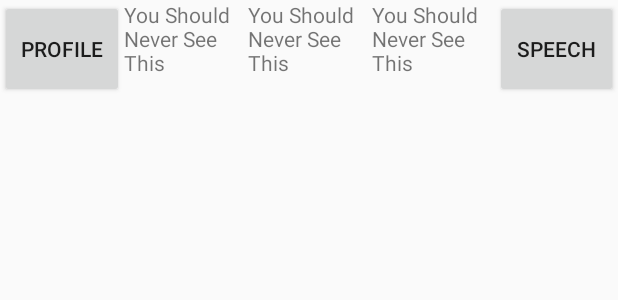
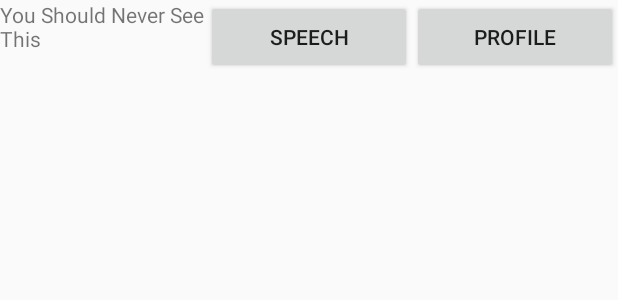
Before and after one commit to mgintjee/GADA, an Android app: the layout listview_row_user_info.xml on its own in the app's theme, with its tools: preview values and no code run, on a phone screen of 412 x 824 dp. Shown: the top 300 px of the screen. Run offline under Robolectric (Android 15) with nearby library versions, the phone set to English and light mode, and no system bars.

Commit message:
Started working on the class list activity

```diff
--- a/AndroidStudioProjects/GADA/app/src/main/java/com/happybananastudio/gada/ActivityUserProfile.java
+++ b/AndroidStudioProjects/GADA/app/src/main/java/com/happybananastudio/gada/ActivityUserProfile.java
@@ -431,7 +431,6 @@ public class ActivityUserProfile extends AppCompatActivity {
             @Override
             public void onClick(View v) {
                 if (ValidInput()) {
-                    DialogSignInError(ThisContext, "Success!!!!!!!!!!!");
                     ClassUser User = new ClassUser(CreatedOn, NewPassword, NewUserHandle, NewUserName, NewUserTeam, NewUserType);
                     String DialogTitle = "Is the Following Correct?";
                     String DialogMessage = "\n> User Name: " + User.UserName + "\n> User Handle: " + User.UserHandle + "\n> Password: " + User.Password + "\n>UserTeam: " + UserTeamTitle(User.UserTeam) + "\n>UserType: " + UserTypeTitle(User.UserType);
--- a/AndroidStudioProjects/GADA/app/src/main/java/com/happybananastudio/gada/ClassUser.java
+++ b/AndroidStudioProjects/GADA/app/src/main/java/com/happybananastudio/gada/ClassUser.java
@@ -2,7 +2,7 @@ package com.happybananastudio.gada;
 
 public class ClassUser {
 
-    public String CreatedOn, Password, UserHandle, UserName, UserTeam, UserType;
+    public String CreatedOn, Password, UserHandle, UserID, UserName, UserTeam, UserType;
 
     ClassUser() {
     }
--- a/AndroidStudioProjects/GADA/app/src/main/res/layout/listview_row_user_info.xml
+++ b/AndroidStudioProjects/GADA/app/src/main/res/layout/listview_row_user_info.xml
@@ -2,14 +2,6 @@
 <LinearLayout xmlns:android="http://schemas.android.com/apk/res/android"
     android:layout_width="match_parent"
     android:layout_height="wrap_content">
-
-    <Button
-        android:id="@+id/UserInfoRowTV_UserProfile"
-        android:layout_width="match_parent"
-        android:layout_height="match_parent"
-        android:layout_weight="1"
-        android:text="@string/ClassListButtonViewProfile"
-        android:textSize="14sp" />
 
     <TextView
         android:id="@+id/UserInfoRowTV_UserHandle"
@@ -19,28 +11,19 @@
         android:text="@string/Default"
         android:textSize="14sp" />
 
-    <TextView
-        android:id="@+id/UserInfoRowTV_UserName"
-        android:layout_width="match_parent"
-        android:layout_height="match_parent"
-        android:layout_weight="1"
-        android:text="@string/Default"
-        android:textSize="14sp" />
-
-    <TextView
-        android:id="@+id/UserInfoRowTV_UserType"
-        android:layout_width="match_parent"
-        android:layout_height="match_parent"
-        android:layout_weight="1"
-        android:text="@string/Default"
-        android:textSize="14sp" />
-
     <Button
-        android:id="@+id/UserInfoRowTV_UserSpeech"
+        android:id="@+id/UserInfoRowB_UserSpeech"
         android:layout_width="match_parent"
         android:layout_height="match_parent"
         android:layout_weight="1"
         android:text="@string/ClassListButtonViewSpeech"
         android:textSize="14sp" />
 
+    <Button
+        android:id="@+id/UserInfoRowB_UserProfile"
+        android:layout_width="match_parent"
+        android:layout_height="match_parent"
+        android:layout_weight="1"
+        android:text="@string/ClassListButtonViewProfile"
+        android:textSize="14sp" />
 </LinearLayout>
```
Also changed, not shown: AndroidStudioProjects/GADA/app/src/main/java/com/happybananastudio/gada/ActivityClassList.java (+11 -9 lines), AndroidStudioProjects/GADA/app/src/main/java/com/happybananastudio/gada/ListViewClassList.java (+37 -22 lines), AndroidStudioProjects/GADA/app/src/main/res/layout/activity_class_list.xml (+6 -31 lines), 1 other file.
